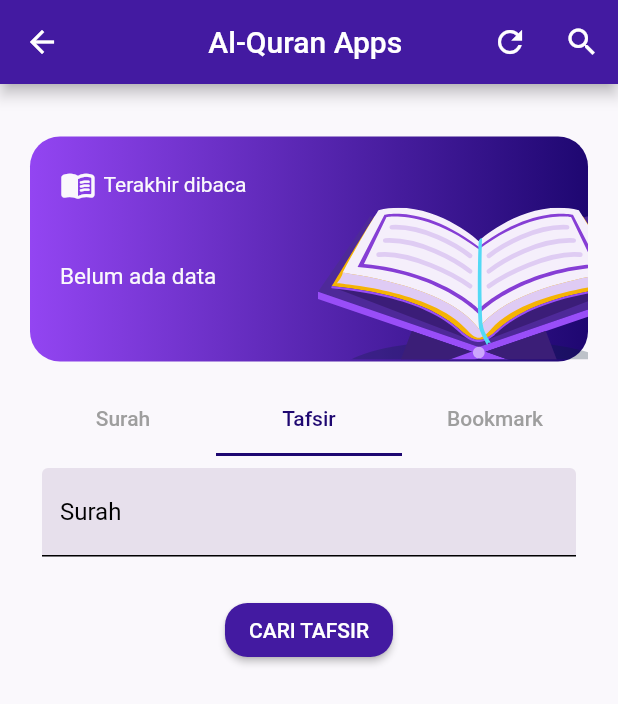
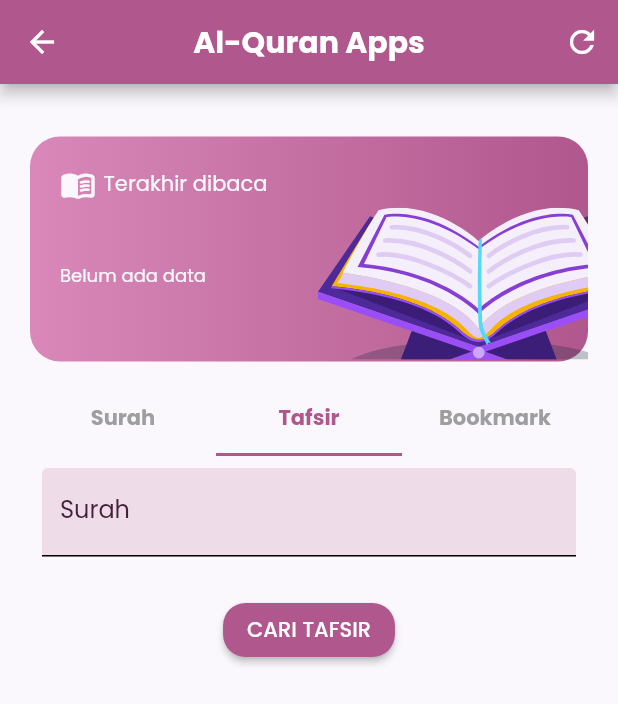
Before and after one commit to Mardhyah/Mini-Project_Mardhyah-Fathania-Izzati, a Flutter app: the HomeView screen opened by its route, tab 2 chosen, on a phone screen of 412 x 824 dp. Shown: the top 704 px of the screen. Run offline on Flutter 3.47's test engine with Material 2 defaults, Android fonts, the phone set to English and light mode, and no system bars; our stand-ins replace flutter_svg, google_fonts, scroll_to_index, sqflite; accounts and stored records are empty; network calls fail.

Commit message:
fix colors

```diff
--- a/lib/constans/colors.dart
+++ b/lib/constans/colors.dart
@@ -1,40 +1,26 @@
 import 'package:flutter/material.dart';
 
-const appPurple = Color(0xFF431AA1);
+const appPurple = Color(0xFFB0578D);
 
 const appWhite = Color(0xFFFAF8FC);
-const appPurpleDark = Color(0xFF1e0771);
+const appPurpleDark = Color(0xFFB0578D);
 
-const appPurpleLight1 = Color(0xFF9345F2);
+const appPurpleLight1 = Color(0xFFD988B9);
 const appPurpleLight2 = Color(0xFFB9A2D8);
-const appOrange = Color(0xFFE6704A);
+
+const text = Color.fromARGB(255, 70, 32, 55);
 
 ThemeData appLight = ThemeData(
-  primaryColor: appPurple,
+  primaryColor: appPurpleDark,
   scaffoldBackgroundColor: appWhite,
   appBarTheme: const AppBarTheme(
     backgroundColor: appPurple,
   ),
   textTheme: const TextTheme(
       bodyLarge: TextStyle(
-        color: appPurpleDark,
+        color: text,
       ),
       bodyMedium: TextStyle(
-        color: appPurpleDark,
+        color: text,
       )),
 );
-
-ThemeData appDark = ThemeData(
-  primaryColor: appPurple,
-  scaffoldBackgroundColor: appPurpleDark,
-  appBarTheme: const AppBarTheme(
-    backgroundColor: appPurpleDark,
-  ),
-  textTheme: const TextTheme(
-      bodyLarge: TextStyle(
-        color: appWhite,
-      ),
-      bodyMedium: TextStyle(
-        color: appWhite,
-      )),
-);
--- a/lib/view/home_view.dart
+++ b/lib/view/home_view.dart
@@ -1,11 +1,12 @@
 import 'package:flutter/material.dart';
 import 'package:flutter_svg/svg.dart';
+import 'package:google_fonts/google_fonts.dart';
 import 'package:mini_project/constans/colors.dart';
-import 'package:mini_project/models/jus.dart' as detail;
+// import 'package:mini_project/models/jus.dart' as detail;
 import 'package:mini_project/models/surah.dart';
-import 'package:mini_project/view/detail_juz_view.dart';
+// import 'package:mini_project/view/detail_juz_view.dart';
 import 'package:mini_project/view/detail_surah_view.dart';
-import 'package:mini_project/view/search.dart';
+// import 'package:mini_project/view/search.dart';
 import 'package:mini_project/view/tafsir_form.dart';
 import 'package:mini_project/view_model/home_viewmodel.dart';
 
@@ -36,14 +37,14 @@ class _HomeViewState extends State<HomeView> {
     );
   }
 
-  void _onJuzTap(BuildContext context, detail.Juz juz) {
-    Navigator.push(
-      context,
-      MaterialPageRoute(
-        builder: (context) => DetailJuzView(juz: juz),
-      ),
-    );
-  }
+  // void _onJuzTap(BuildContext context, detail.Juz juz) {
+  //   Navigator.push(
+  //     context,
+  //     MaterialPageRoute(
+  //       builder: (context) => DetailJuzView(juz: juz),
+  //     ),
+  //   );
+  // }
 
   void _deleteBookmark(int id) {
     viewModel.deleteBookmark(id);
@@ -52,12 +53,12 @@ class _HomeViewState extends State<HomeView> {
     });
   }
 
-  void _startSearch() {
-    showSearch(
-      context: context,
-      delegate: CustomSearchDelegate(viewModel.surahList),
-    );
-  }
+  // void _startSearch() {
+  //   showSearch(
+  //     context: context,
+  //     delegate: CustomSearchDelegate(viewModel.surahList),
+  //   );
+  // }
 
   void _refreshData() async {
     await viewModel.fetchSurah();
@@ -69,17 +70,24 @@ class _HomeViewState extends State<HomeView> {
   Widget build(BuildContext context) {
     return Scaffold(
       appBar: AppBar(
-        title: const Text("Al-Quran Apps "),
+        backgroundColor: appPurpleDark,
+        title: Text(
+          'Al-Quran Apps',
+          style: GoogleFonts.poppins(
+            fontWeight: FontWeight.bold,
+            fontSize: 20,
+          ),
+        ),
         centerTitle: true,
         actions: [
           IconButton(
             onPressed: _refreshData, // Buat fungsi untuk merefresh data
             icon: const Icon(Icons.refresh),
           ),
-          IconButton(
-            onPressed: _startSearch,
-            icon: const Icon(Icons.search),
-          ),
+          // IconButton(
+          //   onPressed: _startSearch,
+          //   icon: const Icon(Icons.search),
+          // ),
         ],
       ),
       body: DefaultTabController(
@@ -117,37 +125,38 @@ class _HomeViewState extends State<HomeView> {
                               child: SvgPicture.asset('assets/svgs/quran.svg'),
                             ),
                           ),
-                          const Padding(
-                            padding: EdgeInsets.all(20.0),
+                          Padding(
+                            padding: const EdgeInsets.all(20.0),
                             child: Column(
                               crossAxisAlignment: CrossAxisAlignment.start,
                               children: [
                                 Row(
                                   children: [
-                                    Icon(
+                                    const Icon(
                                       Icons.menu_book_rounded,
                                       color: appWhite,
                                     ),
-                                    SizedBox(width: 5),
+                                    const SizedBox(width: 5),
                                     Text(
                                       "Terakhir dibaca",
-                                      style: TextStyle(color: appWhite),
+                                      style:
+                                          GoogleFonts.poppins(color: appWhite),
                                     ),
                                   ],
                                 ),
-                                SizedBox(height: 30),
+                                const SizedBox(height: 30),
                                 Text(
                                   "Loading..",
-                                  style: TextStyle(
+                                  style: GoogleFonts.poppins(
                                     color: appWhite,
-                                    fontSize: 20,
+                                    fontSize: 15,
                                     fontWeight: FontWeight.bold,
                                   ),
                                 ),
-                                SizedBox(height: 10),
+                                const SizedBox(height: 10),
                                 Text(
                                   "",
-                                  style: TextStyle(
+                                  style: GoogleFonts.poppins(
                                     color: appWhite,
                                     fontSize: 15,
                                   ),
@@ -186,10 +195,10 @@ class _HomeViewState extends State<HomeView> {
                                   shape: RoundedRectangleBorder(
                                     borderRadius: BorderRadius.circular(20.0),
                                   ),
-                                  title: const Center(
+                                  title: Center(
                                     child: Text(
                                       "LAST READ",
-                                      style: TextStyle(
+                                      style: GoogleFonts.poppins(
                                         fontWeight: FontWeight.bold,
                                       ),
                                     ),
@@ -197,8 +206,9 @@ class _HomeViewState extends State<HomeView> {
                                   content: Column(
                                     mainAxisSize: MainAxisSize.min,
                                     children: [
-                                      const Text(
+                                      Text(
                                         "Apakah anda yakin untuk menghapus last read?",
+                                        style: GoogleFonts.poppins(),
                                         textAlign: TextAlign.center,
                                       ),
                                       const SizedBox(height: 10),
@@ -211,10 +221,10 @@ class _HomeViewState extends State<HomeView> {
                                               Navigator.of(context)
                                                   .pop(); // Menutup dialog
                                             },
-                                            child: const Text(
+                                            child: Text(
                                               "Cancel",
-                                              style:
-                                                  TextStyle(color: appPurple),
+                                              style: GoogleFonts.poppins(
+                                                  color: appPurple),
                                             ),
                                           ),
                                           const SizedBox(width: 10),
@@ -229,9 +239,9 @@ class _HomeViewState extends State<HomeView> {
                                                   MaterialStateProperty.all<
                                                       Color>(appPurple),
                                             ),
-                                            child: const Text(
+                                            child: Text(
                                               "Delete",
-                                              style: TextStyle(
+                                              style: GoogleFonts.poppins(
                                                 color: Colors.white,
                                               ),
                                             ),
@@ -261,7 +271,7 @@ class _HomeViewState extends State<HomeView> {
                             print(lastRead);
                           }
                         },
-                        child: Container(
+                        child: SizedBox(
                           height: 150,
                           width: MediaQuery.of(context).size.width,
                           child: Stack(
@@ -281,16 +291,18 @@ class _HomeViewState extends State<HomeView> {
                                 child: Column(
                                   crossAxisAlignment: CrossAxisAlignment.start,
                                   children: [
-                                    const Row(
+                                    Row(
                                       children: [
-                                        Icon(
+                                        const Icon(
                                           Icons.menu_book_rounded,
                                           color: appWhite,
                                         ),
-                                        SizedBox(width: 5),
+                                        const SizedBox(width: 5),
                                         Text(
-                                          "Terakhir dibaca",
-                                          style: TextStyle(color: appWhite),
+                                          'Terakhir dibaca',
+                                          style: GoogleFonts.poppins(
+                                            color: appWhite,
+                                          ),
                                         ),
                                       ],
                                     ),
@@ -300,9 +312,9 @@ class _HomeViewState extends State<HomeView> {
                                         lastRead['surah']
                                             .toString()
                                             .replaceAll("+", "'"),
-                                        style: const TextStyle(
+                                        style: GoogleFonts.poppins(
                                           color: appWhite,
-                                          fontSize: 20,
+                                          fontSize: 19,
                                           fontWeight: FontWeight.bold,
                                         ),
                                       ),
@@ -311,9 +323,9 @@ class _HomeViewState extends State<HomeView> {
                                       lastRead == null
                                           ? "Belum ada data"
                                           : " Ayat ${lastRead['ayat']}",
-                                      style: const TextStyle(
+                                      style: GoogleFonts.poppins(
                                         color: appWhite,
-                                        fontSize: 15,
+                                        fontSize: 12,
                                       ),
                                     ),
                                   ],
@@ -327,14 +339,35 @@ class _HomeViewState extends State<HomeView> {
                   );
                 },
               ),
-              const TabBar(
+              TabBar(
                 labelColor: appPurpleDark,
                 unselectedLabelColor: Colors.grey,
                 indicatorColor: appPurpleDark,
                 tabs: [
-                  Tab(text: "Surah"),
-                  Tab(text: "Tafsir"),
-                  Tab(text: "Bookmark"),
+                  Tab(
+                    child: Text(
+                      'Surah',
+                      style: GoogleFonts.poppins(
+                          fontWeight:
+                              FontWeight.bold), // Atur gaya font di sini
+                    ),
+                  ),
+                  Tab(
+                    child: Text(
+                      'Tafsir',
+                      style: GoogleFonts.poppins(
+                          fontWeight:
+                              FontWeight.bold), // Atur gaya font di sini
+                    ),
+                  ),
+                  Tab(
+                    child: Text(
+                      'Bookmark',
+                      style: GoogleFonts.poppins(
+                          fontWeight:
+                              FontWeight.bold), // Atur gaya font di sini
+                    ),
+                  ),
                 ],
               ),
               Expanded(
@@ -347,7 +380,10 @@ class _HomeViewState extends State<HomeView> {
                         if (snapshot.connectionState ==
                             ConnectionState.waiting) {
                           return const Center(
-                            child: CircularProgressIndicator(),
+                            child: CircularProgressIndicator(
+                              valueColor:
+                                  AlwaysStoppedAnimation<Color>(appPurpleDark),
+                            ),
                           );
                         }
                         if (snapshot.hasError) {
@@ -374,17 +410,25 @@ class _HomeViewState extends State<HomeView> {
                                         AssetImage('assets/img/octagonal.png'),
                                   ),
                                 ),
-                                child: Center(child: Text("${surah.number}")),
+                                child: Center(
+                                    child: Text(
+                                  "${surah.number}",
+                                  style: GoogleFonts.poppins(),
+                                )),
                               ),
                               title: Text(
                                 surah.name.transliteration.id,
-                                style: const TextStyle(
-                                    fontWeight: FontWeight.bold),
+                                style: GoogleFonts.poppins(
+                                    fontWeight: FontWeight.bold, color: text),
                               ),
                               subtitle: Text(
                                 "${surah.numberOfVerses} ayat | ${surah.revelation.id}",
+                                style: GoogleFonts.poppins(),
                               ),
-                              trailing: Text(surah.name.short),
+                              trailing: Text(
+                                surah.name.short,
+                                style: GoogleFonts.amiri(),
+                              ),
                             );
                           },
                         );
@@ -392,7 +436,7 @@ class _HomeViewState extends State<HomeView> {
                     ),
 
                     // Juz
-                    TafsirForm(),
+                    const TafsirForm(),
                     // FutureBuilder<List<detail.Juz>>(
                     //   future: viewModel.fetchJuz(),
                     //   builder: (context, snapshot) {
@@ -508,7 +552,9 @@ class _BookmarkListViewState extends State<BookmarkListView> {
       builder: (context, snapshot) {
         if (snapshot.connectionState == ConnectionState.waiting) {
           return const Center(
-            child: CircularProgressIndicator(),
+            child: CircularProgressIndicator(
+              valueColor: AlwaysStoppedAnimation<Color>(appPurpleDark),
+            ),
           );
         }
         if (snapshot.hasError) {
@@ -538,12 +584,19 @@ class _BookmarkListViewState extends State<BookmarkListView> {
                     image: AssetImage('assets/img/octagonal.png'),
                   ),
                 ),
-                child: Center(child: Text("${index + 1}")),
+                child: Center(
+                    child: Text(
+                  "${index + 1}",
+                  style: GoogleFonts.poppins(),
+                )),
               ),
-              title: Text("${data['surah'].toString().replaceAll("+", "'")}"),
+              title: Text(
+                data['surah'].toString().replaceAll("+", "'"),
+                style: GoogleFonts.poppins(),
+              ),
               subtitle: Text(
                 "Ayat ${data['ayat']} - via ${data['via']} ",
-                style: const TextStyle(color: Colors.grey),
+                style: GoogleFonts.poppins(color: Colors.grey),
               ),
               trailing: IconButton(
                 onPressed: () {
--- a/lib/view/introduction_view.dart
+++ b/lib/view/introduction_view.dart
@@ -42,7 +42,7 @@ class IntroductionView extends StatelessWidget {
                         width: double.infinity,
                         decoration: BoxDecoration(
                             borderRadius: BorderRadius.circular(30),
-                            color: const Color(0xFF672CBC)),
+                            color: const Color(0xFFB0578D)),
                         child: SvgPicture.asset('assets/svgs/splash.svg'),
                       ),
                       Positioned(
@@ -62,7 +62,7 @@ class IntroductionView extends StatelessWidget {
                               padding: const EdgeInsets.symmetric(
                                   horizontal: 40, vertical: 16),
                               decoration: BoxDecoration(
-                                  color: const Color(0xFFFF9B091),
+                                  color: const Color(0xFFF9B091),
                                   borderRadius: BorderRadius.circular(30)),
                               child: Text(
                                 'Get Started',
--- a/lib/view/tafsir_form.dart
+++ b/lib/view/tafsir_form.dart
@@ -1,4 +1,5 @@
 import 'package:flutter/material.dart';
+import 'package:google_fonts/google_fonts.dart';
 import 'package:mini_project/constans/colors.dart';
 import 'package:mini_project/models/open_ai.dart';
 import 'package:mini_project/view_model/tafsir_ai.dart';
@@ -30,18 +31,18 @@ class _TafsirFormState extends State<TafsirForm> {
                     TextFormField(
                       controller: budgetController,
                       keyboardType: TextInputType.phone,
-                      decoration: const InputDecoration(
+                      decoration: InputDecoration(
                           labelText: 'Surah',
-                          labelStyle: TextStyle(
-                            color: Colors.black,
+                          labelStyle: GoogleFonts.poppins(
+                            color: text,
                           ),
-                          enabledBorder: UnderlineInputBorder(
+                          enabledBorder: const UnderlineInputBorder(
                             borderSide: BorderSide(
                               color: Colors.black,
                             ),
                           ),
                           filled: true,
-                          fillColor: Color(0xFFe7e0eC)),
+                          fillColor: const Color.fromARGB(255, 238, 221, 232)),
                     ),
                     const SizedBox(height: 5),
                     // TextFormField(
@@ -75,11 +76,15 @@ class _TafsirFormState extends State<TafsirForm> {
                         shape: RoundedRectangleBorder(
                           borderRadius: BorderRadius.circular(20.0),
                         ),
-                        title: const Text(
+                        title: Text(
                           "Peringatan",
+                          style:
+                              GoogleFonts.poppins(fontWeight: FontWeight.bold),
                         ),
-                        content: const Text(
-                            "Mohon isi semua kolom terlebih dahulu."),
+                        content: Text(
+                          "Mohon isi terlebih dahulu.",
+                          style: GoogleFonts.poppins(),
+                        ),
                         actions: [
                           ElevatedButton(
                             onPressed: () {
@@ -96,8 +101,9 @@ class _TafsirFormState extends State<TafsirForm> {
                                 ),
                               ),
                             ),
-                            child: const Text(
+                            child: Text(
                               "OK",
+                              style: GoogleFonts.poppins(),
                             ),
                           ),
                         ],
@@ -129,9 +135,9 @@ class _TafsirFormState extends State<TafsirForm> {
                     ),
                   ),
                 ),
-                child: const Text(
+                child: Text(
                   "CARI TAFSIR",
-                  style: TextStyle(color: Colors.white),
+                  style: GoogleFonts.poppins(color: Colors.white),
                 ),
               ),
               if (responseData.isNotEmpty) ...[
@@ -146,6 +152,7 @@ class _TafsirFormState extends State<TafsirForm> {
                             choice.text,
                             textAlign: TextAlign.justify,
                             selectionColor: appPurple,
+                            style: GoogleFonts.poppins(),
                           ),
                         ),
                     ],
```
Also changed, not shown: lib/view/detail_juz_view.dart (+103 -103 lines), lib/view/detail_surah_view.dart (+37 -25 lines), lib/view/search.dart (+75 -75 lines), assets/img/octagonal.png, 18 other files.
